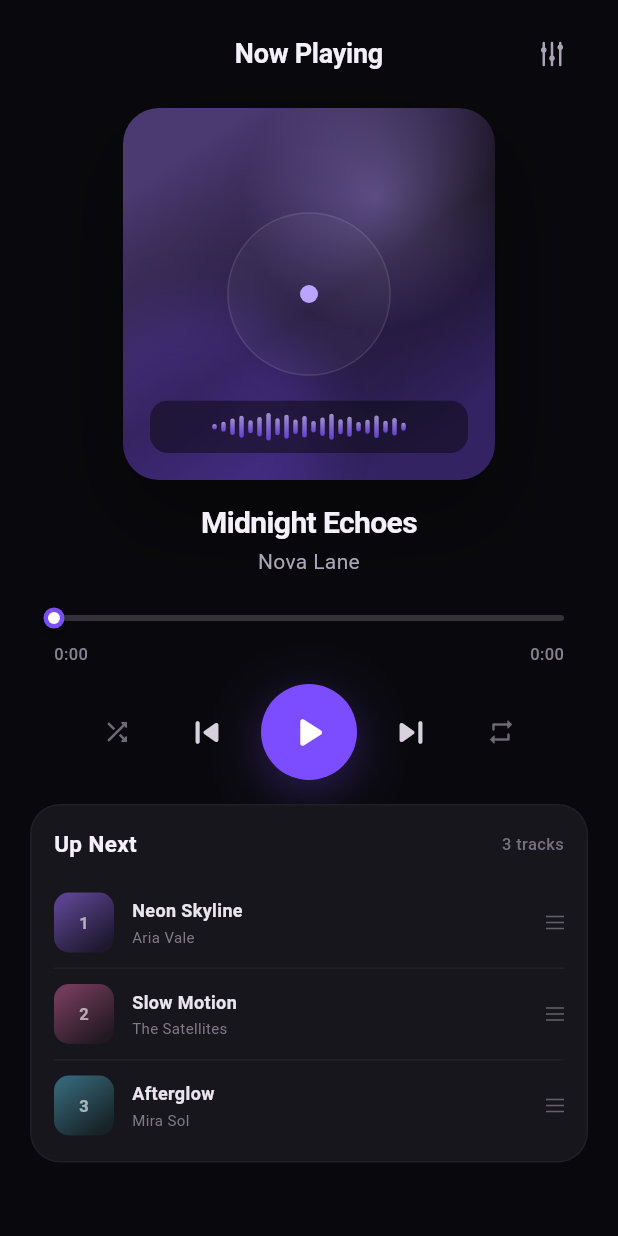
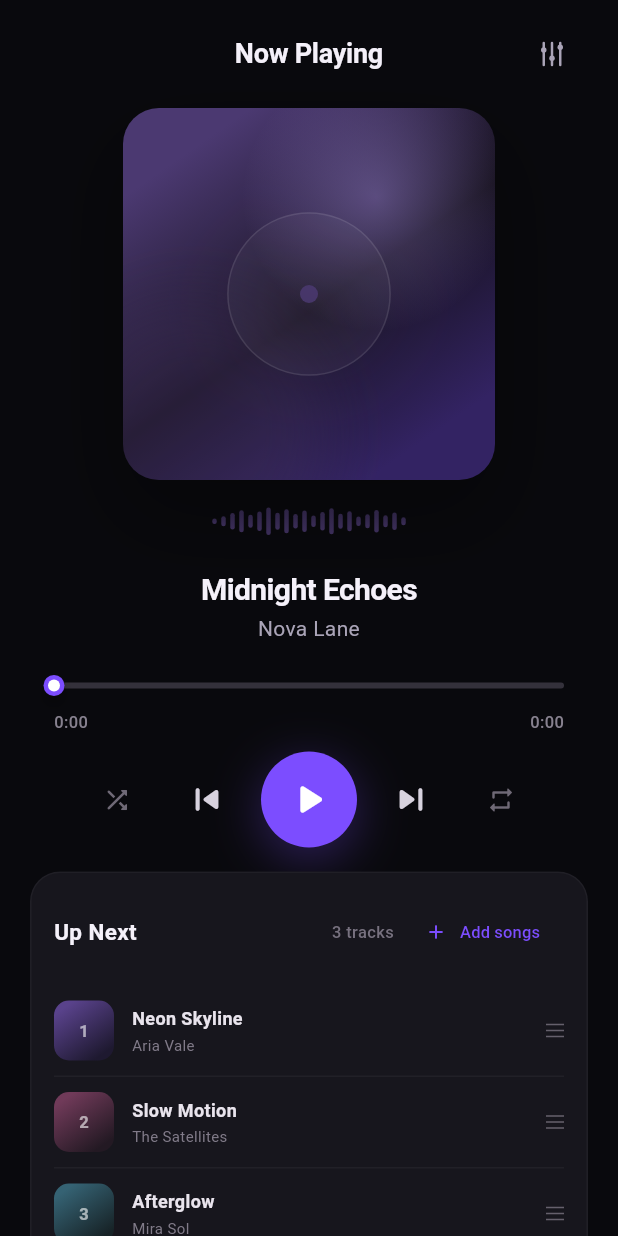
Before and after one commit to akshay-h-dev/music_player, a Flutter app: the screen it shows after launch, on a phone screen of 412 x 824 dp. Run offline on Flutter 3.47's test engine with Material 3 defaults, Android fonts, the phone set to English and light mode, and no system bars; our stand-ins replace file_picker, just_audio, palette_generator, rxdart, shared_preferences; missing offline and left inert: audio_session, metatagger; statements that could not run were skipped.

Commit message:
Add: Music Play Functionality

```diff
--- a/lib/models/track.dart
+++ b/lib/models/track.dart
@@ -1,20 +1,54 @@
 import 'package:flutter/material.dart';
+
+import 'dart:typed_data';
 
 /// A bundled audio track plus the gradient used as its artwork.
 class Track {
   const Track({
     required this.title,
     required this.artist,
-    required this.assetPath,
     required this.gradient,
+    this.assetPath,
+    this.filePath,
+    this.artworkBytes,
     this.stops,
   });
 
   final String title;
   final String artist;
-  final String assetPath;
+  final String? assetPath;
+  final String? filePath;
+  final Uint8List? artworkBytes;
   final List<Color> gradient;
   final List<double>? stops;
+  bool get isLocal => filePath != null;
+  Color get themeColor =>
+      gradient.isNotEmpty ? gradient.first : const Color(0xFF7C4DFF);
+
+  factory Track.fromLocalFile({
+    required String title,
+    required String filePath,
+    String artist = 'Unknown artist',
+    Uint8List? artworkBytes,
+    List<Color>? gradient,
+  }) {
+    final seed = title.hashCode & 0x7fffffff;
+    const palettes = <List<Color>>[
+      [Color(0xFF4B3971), Color(0xFF17121F), Color(0xFF332363)],
+      [Color(0xFF59428B), Color(0xFF1E1930), Color(0xFF29224A)],
+      [Color(0xFF356273), Color(0xFF172327), Color(0xFF263E55)],
+      [Color(0xFF703A59), Color(0xFF231923), Color(0xFF46334F)],
+    ];
+    final palette = gradient ?? palettes[seed % palettes.length];
+    return Track(
+      title: title,
+      artist: artist,
+      filePath: filePath,
+      artworkBytes: artworkBytes,
+      gradient: palette,
+      stops: palette.length == 3 ? const [0, 0.54, 1] : null,
+    );
+  }
 
   /// ~145deg CSS gradient from the design.
   LinearGradient get artGradient => LinearGradient(
--- a/lib/screens/player_screen.dart
+++ b/lib/screens/player_screen.dart
@@ -57,6 +57,14 @@ class _PlayerScreenState extends State<PlayerScreen> {
       );
   }
 
+  Future<void> _addSongs() async {
+    final count = await context.read<AudioService>().addSongsFromDevice();
+    if (!mounted || count == 0) return;
+    ScaffoldMessenger.of(context)
+      ..hideCurrentSnackBar()
+      ..showSnackBar(SnackBar(content: Text('$count songs added')));
+  }
+
   @override
   Widget build(BuildContext context) {
     final audio = context.watch<AudioService>();
@@ -83,6 +91,7 @@ class _PlayerScreenState extends State<PlayerScreen> {
                         letterSpacing: -0.18,
                       ),
                     ),
+
                     Align(
                       alignment: Alignment.centerRight,
                       child: IconButton(
@@ -136,7 +145,7 @@ class _PlayerScreenState extends State<PlayerScreen> {
               const SizedBox(height: 8),
               const PlaybackControls(),
               const SizedBox(height: 12),
-              const UpNextList(),
+              UpNextList(onAddSongs: _addSongs),
             ],
           ),
         ),
--- a/lib/widgets/album_art.dart
+++ b/lib/widgets/album_art.dart
@@ -4,7 +4,6 @@ import 'dart:ui' show ImageFilter;
 import 'package:flutter/material.dart';
 
 import '../models/track.dart';
-import '../theme.dart';
 
 const _waveBars = <int>[
   18, 32, 52, 70, 42, 62, 88, 54, 76, 46, 68, //
@@ -55,9 +54,13 @@ class _AlbumArtState extends State<AlbumArt>
   @override
   Widget build(BuildContext context) {
     final radius = BorderRadius.circular(24);
+    final themeColor = widget.track.themeColor;
     return Semantics(
       label: 'Artwork for ${widget.track.title}',
-      child: AspectRatio(
+      child: Column(
+        mainAxisSize: MainAxisSize.min,
+        children: [
+          AspectRatio(
             aspectRatio: 1,
             child: DecoratedBox(
               decoration: BoxDecoration(
@@ -75,8 +78,17 @@ class _AlbumArtState extends State<AlbumArt>
                 child: Stack(
                   fit: StackFit.expand,
                   children: [
+                    if (widget.track.artworkBytes != null)
+                      Image.memory(
+                        widget.track.artworkBytes!,
+                        fit: BoxFit.cover,
+                        gaplessPlayback: true,
+                      )
+                    else
                       DecoratedBox(
-                  decoration: BoxDecoration(gradient: widget.track.artGradient),
+                        decoration: BoxDecoration(
+                          gradient: widget.track.artGradient,
+                        ),
                       ),
                     // Soft highlight, top right.
                     DecoratedBox(
@@ -102,7 +114,7 @@ class _AlbumArtState extends State<AlbumArt>
                         child: DecoratedBox(
                           decoration: BoxDecoration(
                             shape: BoxShape.circle,
-                        color: AppColors.accent.withValues(alpha: 0.3),
+                            color: themeColor.withValues(alpha: 0.3),
                           ),
                         ),
                       ),
@@ -121,7 +133,7 @@ class _AlbumArtState extends State<AlbumArt>
                             ),
                             boxShadow: [
                               BoxShadow(
-                            color: AppColors.accent.withValues(alpha: 0.16),
+                                color: themeColor.withValues(alpha: 0.16),
                                 blurRadius: 60,
                               ),
                             ],
@@ -133,28 +145,22 @@ class _AlbumArtState extends State<AlbumArt>
                       child: Container(
                         width: 12,
                         height: 12,
-                    decoration: const BoxDecoration(
+                        decoration: BoxDecoration(
                           shape: BoxShape.circle,
-                      color: Color(0xFFB9A4FF),
+                          color: themeColor.withValues(alpha: 0.85),
                         ),
                       ),
                     ),
-                // Wave strip.
-                Positioned(
-                  left: 18,
-                  right: 18,
-                  bottom: 18,
+                  ],
+                ),
+              ),
+            ),
+          ),
+          const SizedBox(height: 10),
+          Semantics(
+            label: widget.playing ? 'Audio playing' : 'Audio paused',
+            child: SizedBox(
               height: 35,
-                  child: Semantics(
-                    label: widget.playing ? 'Audio playing' : 'Audio paused',
-                    child: ClipRRect(
-                      borderRadius: BorderRadius.circular(12),
-                      child: BackdropFilter(
-                        filter: ImageFilter.blur(sigmaX: 8, sigmaY: 8),
-                        child: ColoredBox(
-                          color: const Color(0xFF08070C).withValues(alpha: 0.5),
-                          child: Padding(
-                            padding: const EdgeInsets.symmetric(vertical: 7),
               child: Row(
                 mainAxisAlignment: MainAxisAlignment.center,
                 crossAxisAlignment: CrossAxisAlignment.center,
@@ -166,20 +172,14 @@ class _AlbumArtState extends State<AlbumArt>
                       heightPct: _waveBars[i],
                       index: i,
                       playing: widget.playing,
+                      themeColor: themeColor,
                     ),
                   ],
                 ],
               ),
             ),
           ),
-                      ),
-                    ),
-                  ),
-                ),
         ],
-            ),
-          ),
-        ),
       ),
     );
   }
@@ -191,12 +191,14 @@ class _WaveBar extends StatelessWidget {
     required this.heightPct,
     required this.index,
     required this.playing,
+    required this.themeColor,
   });
 
   final Animation<double> animation;
   final int heightPct;
   final int index;
   final bool playing;
+  final Color themeColor;
 
   @override
   Widget build(BuildContext context) {
@@ -219,10 +221,10 @@ class _WaveBar extends StatelessWidget {
         height: math.max(3, 21 * heightPct / 100),
         decoration: BoxDecoration(
           borderRadius: BorderRadius.circular(2),
-          gradient: const LinearGradient(
+          gradient: LinearGradient(
             begin: Alignment.bottomCenter,
             end: Alignment.topCenter,
-            colors: [AppColors.accent, Color(0xFFC8B8FF)],
+            colors: [themeColor, themeColor.withValues(alpha: 0.75)],
           ),
         ),
       ),
--- a/lib/widgets/up_next_list.dart
+++ b/lib/widgets/up_next_list.dart
@@ -7,7 +7,8 @@ import '../utils/format.dart';
 
 /// Every track except the current one; tap to play.
 class UpNextList extends StatelessWidget {
-  const UpNextList({super.key});
+  const UpNextList({super.key, required this.onAddSongs});
+  final VoidCallback onAddSongs;
 
   @override
   Widget build(BuildContext context) {
@@ -35,6 +36,9 @@ class UpNextList extends StatelessWidget {
                   'Up Next',
                   style: TextStyle(fontSize: 15, fontWeight: FontWeight.w600),
                 ),
+                Row(
+                  mainAxisSize: MainAxisSize.min,
+                  children: [
                     Text(
                       '${upcoming.length} tracks',
                       style: const TextStyle(
@@ -42,6 +46,20 @@ class UpNextList extends StatelessWidget {
                         fontWeight: FontWeight.w500,
                         color: Color(0xFF77717F),
                       ),
+                    ),
+                    const SizedBox(width: 8),
+                    TextButton.icon(
+                      onPressed: onAddSongs,
+                      icon: const Icon(Icons.add_rounded, size: 16),
+                      label: const Text(
+                        'Add songs',
+                        style: TextStyle(
+                          fontSize: 11,
+                          fontWeight: FontWeight.w500,
+                        ),
+                      ),
+                    ),
+                  ],
                 ),
               ],
             ),
--- a/pubspec.yaml
+++ b/pubspec.yaml
@@ -38,6 +38,11 @@ dependencies:
   just_audio: ^0.10.6
   audio_session: ^0.2.4
   rxdart: ^0.28.0
+  file_picker: ^13.4.1
+  path_provider: ^2.1.6
+  shared_preferences: ^2.5.6
+  palette_generator: ^0.3.3+7
+  metatagger: ^2.3.1
 
 dev_dependencies:
   flutter_test:
```
Also changed, not shown: lib/services/audio_service.dart (+280 -11 lines), pubspec.lock, 1 other file. Lines whose indentation alone changed are shown as unchanged.
